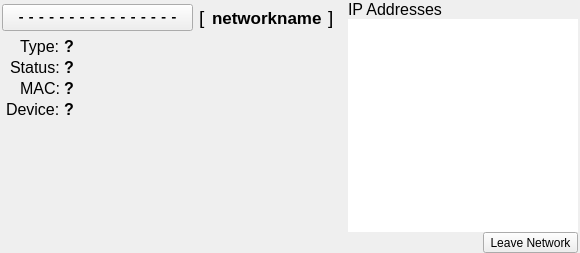
Qt form ZeroTierUI/networkwidget.ui (zerotier/ZeroTierOne) before a commit.
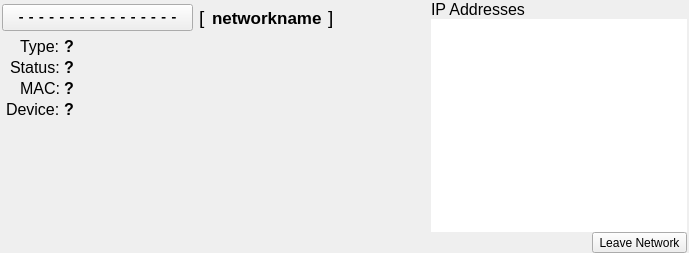
The same form after that commit.

Patch:
```diff
--- a/ZeroTierUI/networkwidget.ui
+++ b/ZeroTierUI/networkwidget.ui
@@ -6,7 +6,7 @@
    <rect>
     <x>0</x>
     <y>0</y>
-    <width>580</width>
+    <width>689</width>
     <height>253</height>
    </rect>
   </property>
```
Left out of the diff: 3 changed lines with no effect on the pictures.
